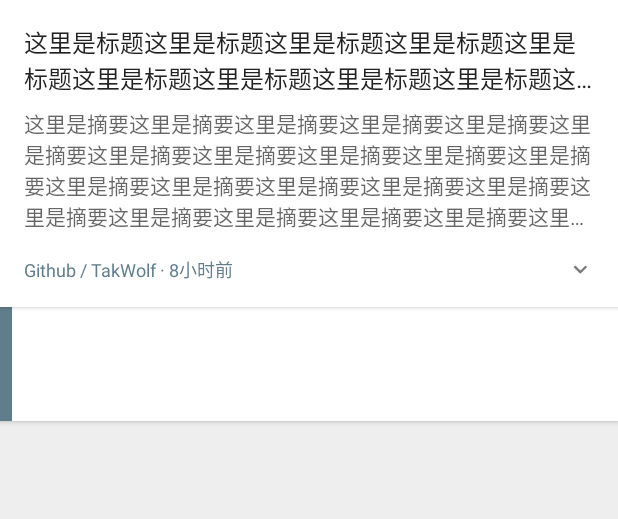
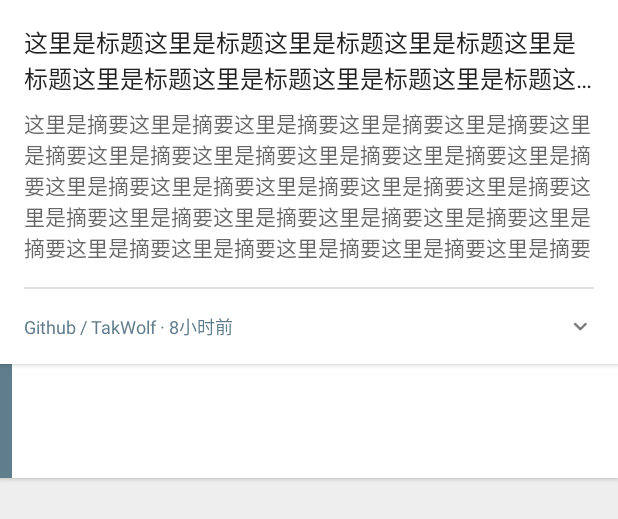
Before and after one commit to TakWolf-Deprecated/Readhub-Android, an Android app: the layout item_topic.xml on its own in the app's theme, with its tools: preview values and no code run, on a phone screen of 412 x 824 dp. Shown: the top 519 px of the screen. Run offline under Robolectric (Android 15) with nearby library versions, the phone set to English and light mode, and no system bars; plain views replace ExpandableLayout.

Commit message:
话题新闻详情显示全部，不折叠

```diff
--- a/app/src/main/res/layout/item_topic.xml
+++ b/app/src/main/res/layout/item_topic.xml
@@ -39,14 +39,16 @@
                 android:layout_marginTop="8dp"
                 android:textColor="?android:attr/textColorSecondary"
                 android:textSize="14sp"
-                android:maxLines="4"
                 android:ellipsize="end"
                 tools:text="这里是摘要这里是摘要这里是摘要这里是摘要这里是摘要这里是摘要这里是摘要这里是摘要这里是摘要这里是摘要这里是摘要这里是摘要这里是摘要这里是摘要这里是摘要这里是摘要这里是摘要这里是摘要这里是摘要这里是摘要这里是摘要这里是摘要这里是摘要这里是摘要这里是摘要这里是摘要这里是摘要" />
 
+            <View style="@style/AppWidget.DeepLine"
+                android:layout_marginTop="16dp"
+                android:layout_marginBottom="16dp" />
+
             <FrameLayout
                 android:layout_width="match_parent"
-                android:layout_height="wrap_content"
-                android:layout_marginTop="16dp">
+                android:layout_height="wrap_content">
 
                 <TextView
                     android:id="@+id/tv_info"
```
